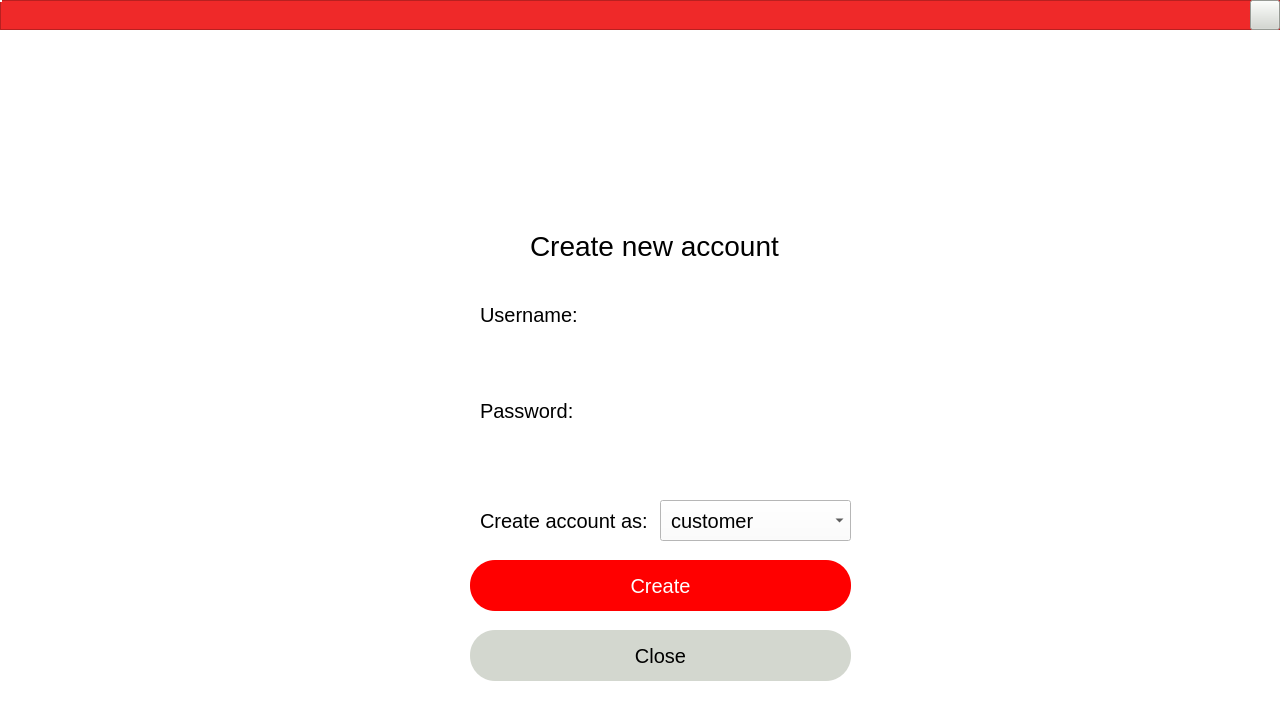
Above: junbot_gui/ui/loginwidget.ui from lacie-life/junbot_core before the change. Below: the same form after it.
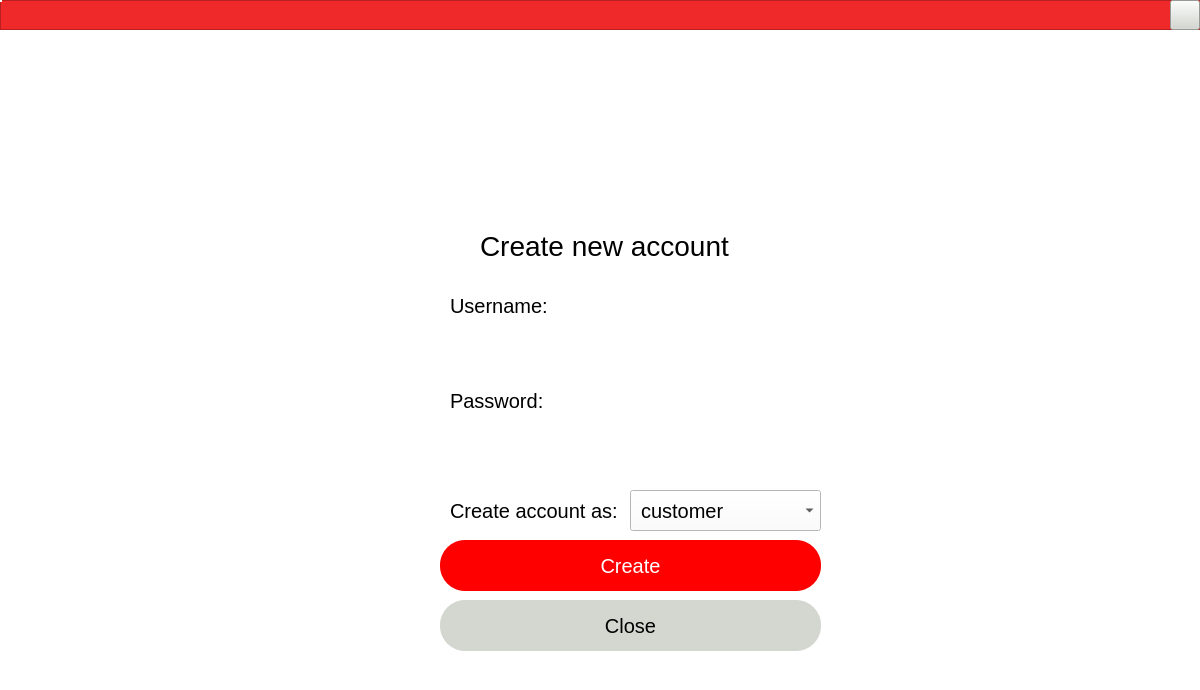
That is the form after the change. The open tabs and pages were chosen to show the change. Icons and pictures are not drawn.

```diff
--- a/junbot_gui/ui/loginwidget.ui
+++ b/junbot_gui/ui/loginwidget.ui
@@ -9,8 +9,8 @@
    <rect>
     <x>0</x>
     <y>0</y>
-    <width>1283</width>
-    <height>719</height>
+    <width>1200</width>
+    <height>690</height>
    </rect>
   </property>
   <property name="windowTitle">
@@ -30,8 +30,8 @@
     <rect>
      <x>0</x>
      <y>0</y>
-     <width>1280</width>
-     <height>720</height>
+     <width>1200</width>
+     <height>690</height>
     </rect>
    </property>
    <property name="currentIndex">
@@ -758,15 +758,15 @@
       <rect>
        <x>0</x>
        <y>0</y>
-       <width>1280</width>
-       <height>720</height>
+       <width>1200</width>
+       <height>690</height>
       </rect>
      </property>
      <widget class="QPushButton" name="closeButton">
       <property name="geometry">
        <rect>
-        <x>470</x>
-        <y>630</y>
+        <x>440</x>
+        <y>600</y>
         <width>381</width>
         <height>51</height>
        </rect>
@@ -787,8 +787,8 @@
      <widget class="QLineEdit" name="nameInput">
       <property name="geometry">
        <rect>
-        <x>470</x>
-        <y>330</y>
+        <x>440</x>
+        <y>320</y>
         <width>381</width>
         <height>51</height>
        </rect>
@@ -809,8 +809,8 @@
      <widget class="QLineEdit" name="passInput">
       <property name="geometry">
        <rect>
-        <x>470</x>
-        <y>430</y>
+        <x>440</x>
+        <y>420</y>
         <width>381</width>
         <height>51</height>
        </rect>
@@ -836,8 +836,8 @@
        <rect>
         <x>0</x>
         <y>0</y>
-        <width>1280</width>
-        <height>720</height>
+        <width>1200</width>
+        <height>690</height>
        </rect>
       </property>
       <property name="font">
@@ -857,7 +857,7 @@
        <rect>
         <x>0</x>
         <y>0</y>
-        <width>1280</width>
+        <width>1200</width>
         <height>30</height>
        </rect>
       </property>
@@ -873,7 +873,7 @@
       <widget class="QPushButton" name="btnWinClose_2">
        <property name="geometry">
         <rect>
-         <x>1250</x>
+         <x>1170</x>
          <y>0</y>
          <width>30</width>
          <height>30</height>
@@ -890,7 +890,7 @@
      <widget class="QFrame" name="frame_12">
       <property name="geometry">
        <rect>
-        <x>510</x>
+        <x>460</x>
         <y>50</y>
         <width>311</width>
         <height>131</height>
@@ -925,8 +925,8 @@
      <widget class="QPushButton" name="createButton_2">
       <property name="geometry">
        <rect>
-        <x>470</x>
-        <y>560</y>
+        <x>440</x>
+        <y>540</y>
         <width>381</width>
         <height>51</height>
        </rect>
@@ -949,7 +949,7 @@
      <widget class="QFrame" name="frame_13">
       <property name="geometry">
        <rect>
-        <x>520</x>
+        <x>470</x>
         <y>200</y>
         <width>271</width>
         <height>91</height>
@@ -992,8 +992,8 @@
      <widget class="QFrame" name="frame_14">
       <property name="geometry">
        <rect>
-        <x>470</x>
-        <y>289</y>
+        <x>440</x>
+        <y>280</y>
         <width>131</width>
         <height>51</height>
        </rect>
@@ -1032,8 +1032,8 @@
      <widget class="QFrame" name="frame_15">
       <property name="geometry">
        <rect>
-        <x>470</x>
-        <y>380</y>
+        <x>440</x>
+        <y>370</y>
         <width>111</width>
         <height>61</height>
        </rect>
@@ -1072,8 +1072,8 @@
      <widget class="QComboBox" name="comboBox">
       <property name="geometry">
        <rect>
-        <x>660</x>
-        <y>500</y>
+        <x>630</x>
+        <y>490</y>
         <width>191</width>
         <height>41</height>
        </rect>
@@ -1103,8 +1103,8 @@
      <widget class="QFrame" name="frame_16">
       <property name="geometry">
        <rect>
-        <x>470</x>
-        <y>490</y>
+        <x>450</x>
+        <y>480</y>
         <width>191</width>
         <height>61</height>
        </rect>
@@ -1124,7 +1124,7 @@
       <widget class="QLabel" name="label_19">
        <property name="geometry">
         <rect>
-         <x>10</x>
+         <x>0</x>
          <y>10</y>
          <width>181</width>
          <height>41</height>
```
Left out of the diff: 56 changed lines with no effect on the pictures.
